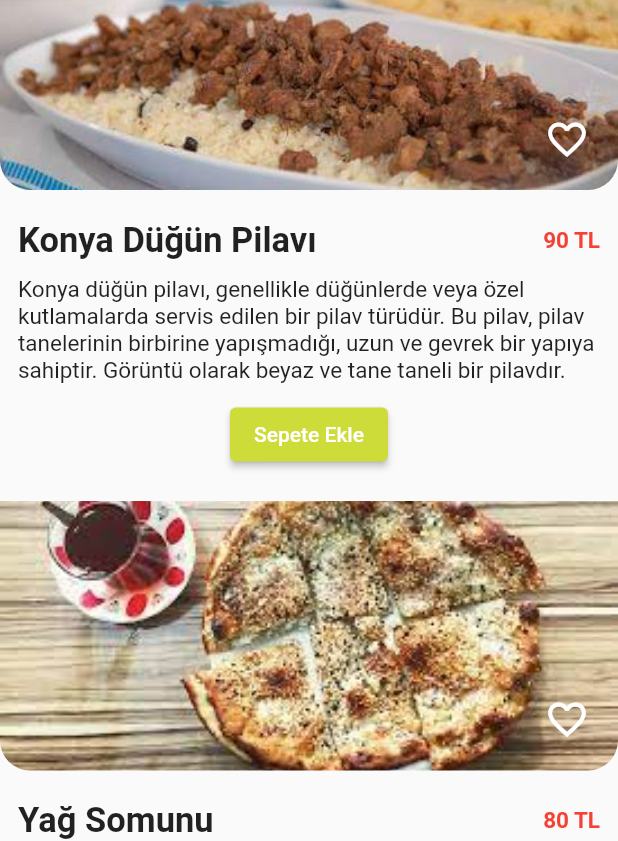
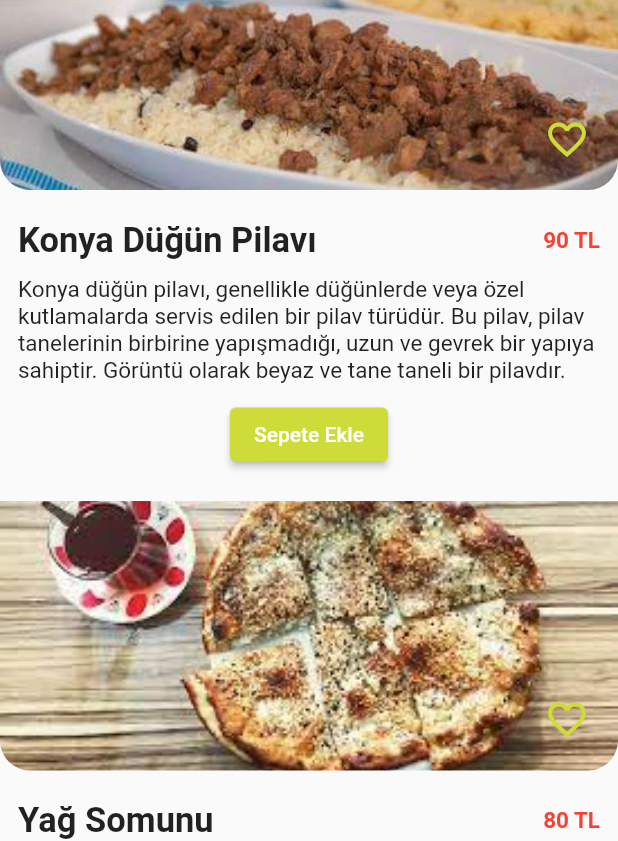
Before and after one commit to Mehmteren/FlutterOrderApp, a Flutter app: the HomePage screen opened directly, scrolled down 523 dp, after a tap on "Konya Mutfağı", on a phone screen of 412 x 824 dp. Shown: the part 194-1035 px from the top of the screen. Run offline on Flutter 3.47's test engine with Material 2 defaults, Android fonts, the phone set to English and light mode, and no system bars; our stand-ins replace cloud_firestore, firebase_auth, firebase_core, sqflite; accounts and stored records are empty.

Commit message:
yenilendi02

```diff
--- a/lib/main.dart
+++ b/lib/main.dart
@@ -35,7 +35,7 @@ class MyApp extends StatelessWidget {
                 return Center(child: Text('beklenilmeyen bir hata oluştu'));
               } else if (snapshot.hasData) {
                 return SplashScreen(
-                  title: 'Flutter Demo Home Page',
+                  title: 'Flutter giris',
                 );
               } else {
                 return Center(child: CircularProgressIndicator());
--- a/lib/screens/homepage.dart
+++ b/lib/screens/homepage.dart
@@ -14,7 +14,7 @@ import '../ulkeleryemek/japon.dart';
 import '../ulkeleryemek/konya.dart';
 
 void openWebsite() async {
-  var url = 'https://www.youtube.com/shorts/Z9YXeyrKnZw';
+  var url = 'https://www.gastronomiturkey.com/kategori/guncel-haberler';
   if (await canLaunch(url)) {
     await launch(url);
   } else {
@@ -48,7 +48,7 @@ class _HomePageState extends State<HomePage> {
             ),
           ),
           BottomNavigationBarItem(
-            label: 'Notlar',
+            label: 'Favoriler',
             icon: Icon(
               Icons.favorite,
               size: 32,
@@ -115,10 +115,8 @@ class _HomePageState extends State<HomePage> {
                               openWebsite();
                             },
                             title: Row(
-                              mainAxisAlignment: MainAxisAlignment
-                                  .center, // İkonu sağa hizalama
+                              mainAxisAlignment: MainAxisAlignment.center,
                               children: <Widget>[
-                                // İkon ile container arasına boşluk eklemek için SizedBox
                                 Icon(
                                   Icons.newspaper,
                                   size: 50,
@@ -466,7 +464,7 @@ class _HomePageState extends State<HomePage> {
                         mainAxisAlignment: MainAxisAlignment.center,
                         children: [
                           GestureDetector(
-                            onTap: () {
+                            onLongPress: () {
                               Navigator.push(
                                 context,
                                 MaterialPageRoute(
--- a/lib/scrpro/kullaniciprofl.dart
+++ b/lib/scrpro/kullaniciprofl.dart
@@ -71,7 +71,7 @@ class _KullaniciProfilPageState extends State<KullaniciProfilPage> {
           padding: const EdgeInsets.all(16.0),
           child: Column(
             children: [
-              const SizedBox(height: 55),
+              const SizedBox(height: 160),
               TextField(
                 controller: _kullaniciAdiController,
                 decoration: InputDecoration(
--- a/lib/ulkeleryemek/konya.dart
+++ b/lib/ulkeleryemek/konya.dart
@@ -165,7 +165,7 @@ class _KonyaScreenState extends State<KonyaScreen> {
                       isFavoriteList[0]
                           ? Icons.favorite
                           : Icons.favorite_border,
-                      color: Colors.white,
+                      color: Colors.lime,
                       size: 30,
                     ),
                   ),
@@ -266,7 +266,7 @@ class _KonyaScreenState extends State<KonyaScreen> {
                       isFavoriteList[1]
                           ? Icons.favorite
                           : Icons.favorite_border,
-                      color: Colors.white,
+                      color: Colors.lime,
                       size: 30,
                     ),
                   ),
@@ -367,7 +367,7 @@ class _KonyaScreenState extends State<KonyaScreen> {
                       isFavoriteList[2]
                           ? Icons.favorite
                           : Icons.favorite_border,
-                      color: Colors.white,
+                      color: Colors.lime,
                       size: 30,
                     ),
                   ),
@@ -468,7 +468,7 @@ class _KonyaScreenState extends State<KonyaScreen> {
                       isFavoriteList[3]
                           ? Icons.favorite
                           : Icons.favorite_border,
-                      color: Colors.white,
+                      color: Colors.lime,
                       size: 30,
                     ),
                   ),
@@ -569,7 +569,7 @@ class _KonyaScreenState extends State<KonyaScreen> {
                       isFavoriteList[4]
                           ? Icons.favorite
                           : Icons.favorite_border,
-                      color: Colors.white,
+                      color: Colors.lime,
                       size: 30,
                     ),
                   ),
@@ -670,7 +670,7 @@ class _KonyaScreenState extends State<KonyaScreen> {
                       isFavoriteList[5]
                           ? Icons.favorite
                           : Icons.favorite_border,
-                      color: Colors.white,
+                      color: Colors.lime,
                       size: 30,
                     ),
                   ),
@@ -771,7 +771,7 @@ class _KonyaScreenState extends State<KonyaScreen> {
                       isFavoriteList[6]
                           ? Icons.favorite
                           : Icons.favorite_border,
-                      color: Colors.white,
+                      color: Colors.lime,
                       size: 30,
                     ),
                   ),
@@ -872,7 +872,7 @@ class _KonyaScreenState extends State<KonyaScreen> {
                       isFavoriteList[7]
                           ? Icons.favorite
                           : Icons.favorite_border,
-                      color: Colors.white,
+                      color: Colors.lime,
                       size: 30,
                     ),
                   ),
```
Also changed, not shown: lib/komutes/bases.dart (+7 -7 lines), lib/komutes/komut.dart (deleted, +0 -51 lines), lib/screens/detail_screen.dart (+4 -4 lines), lib/screens/splash_screen.dart (+6 -7 lines), lib/ulkeleryemek/hint.dart (+3 -4 lines), lib/ulkeleryemek/ispanya.dart (+4 -4 lines), lib/ulkeleryemek/italyan.dart (+4 -4 lines), lib/ulkeleryemek/japon.dart (+4 -4 lines), lib/ulkeleryemek/kore.dart (+4 -4 lines), assets/dunya.jpg (added), assets/dunyaa.jpg (added), assets/kapakk.jpeg (added), assets/kapakkk.jpg (added), assets/yesilk.jpg (added).
